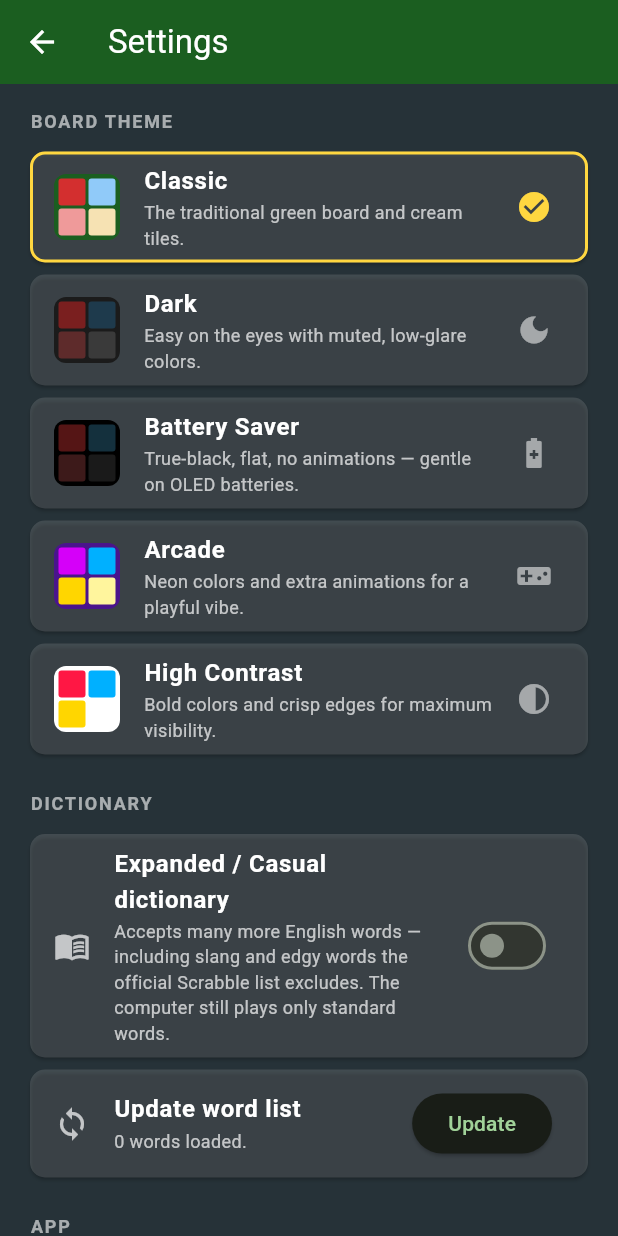
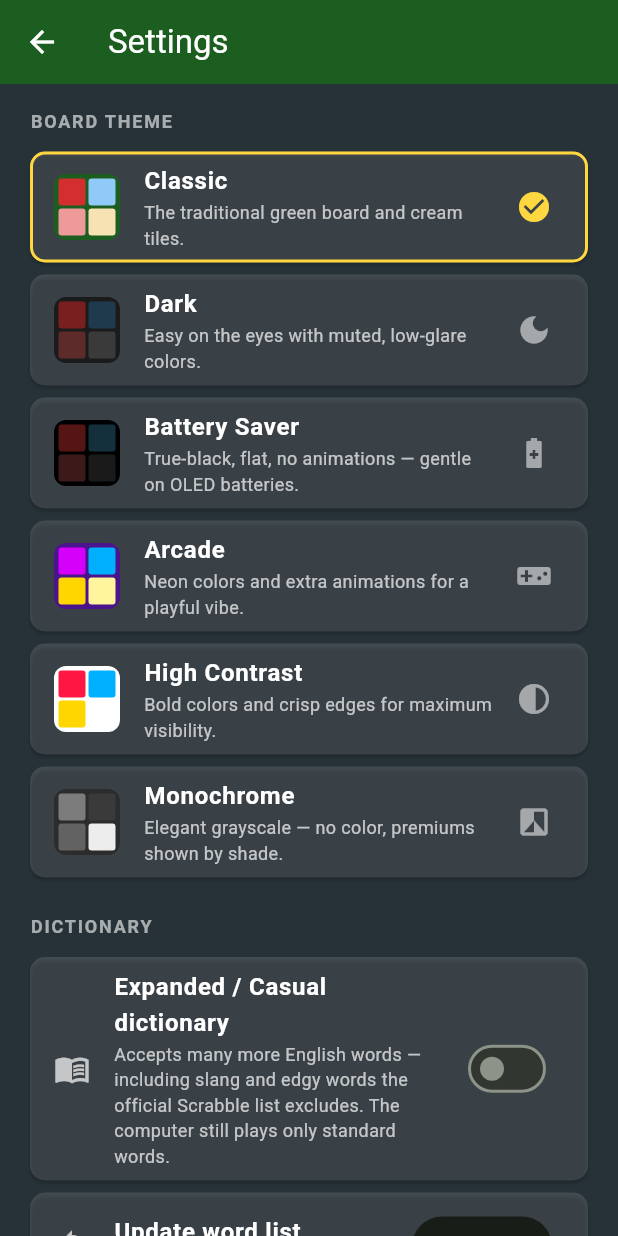
Before and after one commit to Bobs-Dev-Attic/ScrabbleOffline, a Flutter app: the screen it shows after launch, after a tap on "Settings", on a phone screen of 412 x 824 dp. Run offline on Flutter 3.47's test engine with Material 3 defaults, Android fonts, the phone set to English and light mode, and no system bars; our stand-ins replace hive_flutter; missing offline and left inert: dart:js_interop; accounts and stored records are empty; statements that could not run were skipped.

Commit message:
Add Monochrome board theme (v1.8.0)
A new dark grayscale theme with no color hues: premium squares are
distinguished by shade (lighter for word multipliers, darker for letter
multipliers) and tiles render as light stone-gray. Selectable in
Settings → Theme; persistence is backward compatible (stored by name with a
safe fallback).

Version bumped to 1.8.0 via CHANGELOG entry + tool/sync_version.py.
Analyze clean; 30 tests pass.

Co-Authored-By: Claude Opus 4.8 (1M context) <noreply@anthropic.com>
Claude-Session: https://claude.ai/code/session_01ELPJ4JbJE1txyuwyskc5um

```diff
--- a/lib/app_info.dart
+++ b/lib/app_info.dart
@@ -4,4 +4,4 @@
 /// with its topmost `## [X.Y.Z]` entry by `tool/sync_version.py` (run during
 /// the build). To release, add a CHANGELOG entry and run that script — do not
 /// edit this value by hand.
-const String kAppVersion = '1.7.1';
+const String kAppVersion = '1.8.0';
--- a/lib/ui/game_theme.dart
+++ b/lib/ui/game_theme.dart
@@ -8,7 +8,7 @@
 import 'package:flutter/material.dart';
 
 /// Identifiers for the selectable board themes / modes.
-enum AppThemeId { classic, dark, battery, arcade, highContrast }
+enum AppThemeId { classic, dark, battery, arcade, highContrast, monochrome }
 
 /// A complete visual palette + behavior flags for the game, selected in
 /// Settings. All themes work fully offline.
@@ -114,6 +114,7 @@ class GameTheme {
         AppThemeId.battery => battery,
         AppThemeId.arcade => arcade,
         AppThemeId.highContrast => highContrast,
+        AppThemeId.monochrome => monochrome,
       };
 
   static const classic = GameTheme(
@@ -266,7 +267,39 @@ class GameTheme {
     richDecoration: false,
   );
 
-  static const all = [classic, dark, battery, arcade, highContrast];
+  static const monochrome = GameTheme(
+    id: AppThemeId.monochrome,
+    label: 'Monochrome',
+    description: 'Elegant grayscale — no color, premiums shown by shade.',
+    icon: Icons.filter_b_and_w,
+    brightness: Brightness.dark,
+    seed: Color(0xFF9E9E9E),
+    scaffold: Color(0xFF161616),
+    appBar: Color(0xFF1E1E1E),
+    panel: Color(0xFF242424),
+    boardFrame: Color(0xFF2C2C2C),
+    cellStandard: Color(0xFF2A2A2A),
+    // Premium squares are distinguished by lightness rather than hue: word
+    // multipliers (DW/TW) are lighter and more prominent than letter ones.
+    cellDL: Color(0xFF3A3A3A),
+    cellTL: Color(0xFF4C4C4C),
+    cellDW: Color(0xFF626262),
+    cellTW: Color(0xFF7C7C7C),
+    cellCenter: Color(0xFF626262),
+    premiumText: Color(0xFFECECEC),
+    hover: Color(0x80FFFFFF),
+    tileGradient: [Color(0xFFEDEDED), Color(0xFFC9C9C9)],
+    tileBorder: Color(0xFF8A8A8A),
+    tileText: Color(0xFF1A1A1A),
+    tileValueText: Color(0xFF4A4A4A),
+    rack: Color(0xFF2A2A2A),
+    accent: Color(0xFFE0E0E0),
+    animated: true,
+    flashy: false,
+    richDecoration: true,
+  );
+
+  static const all = [classic, dark, battery, arcade, highContrast, monochrome];
 }
 
 /// Provides the active [GameTheme] to the widget subtree.
--- a/pubspec.yaml
+++ b/pubspec.yaml
@@ -1,7 +1,7 @@
 name: scrabble_offline
 description: A 100% offline, standalone Scrabble game built with Flutter Web.
 publish_to: "none"
-version: 1.7.1+9
+version: 1.8.0+10
 
 environment:
   sdk: ">=3.0.0 <4.0.0"
```
Also changed, not shown: 1 other file.
